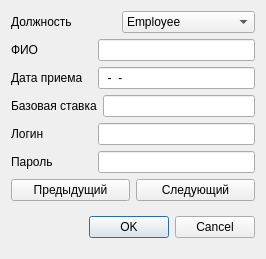
Before: the Qt Designer form Employees/dialogaddemployee.ui in evgenysankovich/employee_system, drawn with Qt 5.
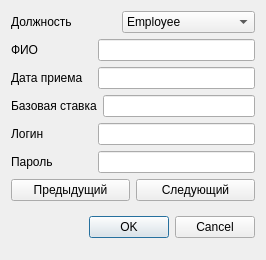
After: the same form once the commit is applied. Icons and pictures are not drawn.

Commit message: Сделана маска ввода при добавлении сотрудника

The edit to the form file:
```diff
--- a/Employees/dialogaddemployee.ui
+++ b/Employees/dialogaddemployee.ui
@@ -7,7 +7,7 @@
     <x>0</x>
     <y>0</y>
     <width>266</width>
-    <height>259</height>
+    <height>260</height>
    </rect>
   </property>
   <property name="windowTitle">
@@ -103,7 +103,7 @@
        <item>
         <widget class="QLineEdit" name="hireDateLineEdit">
          <property name="inputMask">
-          <string>00-00-0000</string>
+          <string/>
          </property>
         </widget>
        </item>
```
The commit also changes 2 other files.
